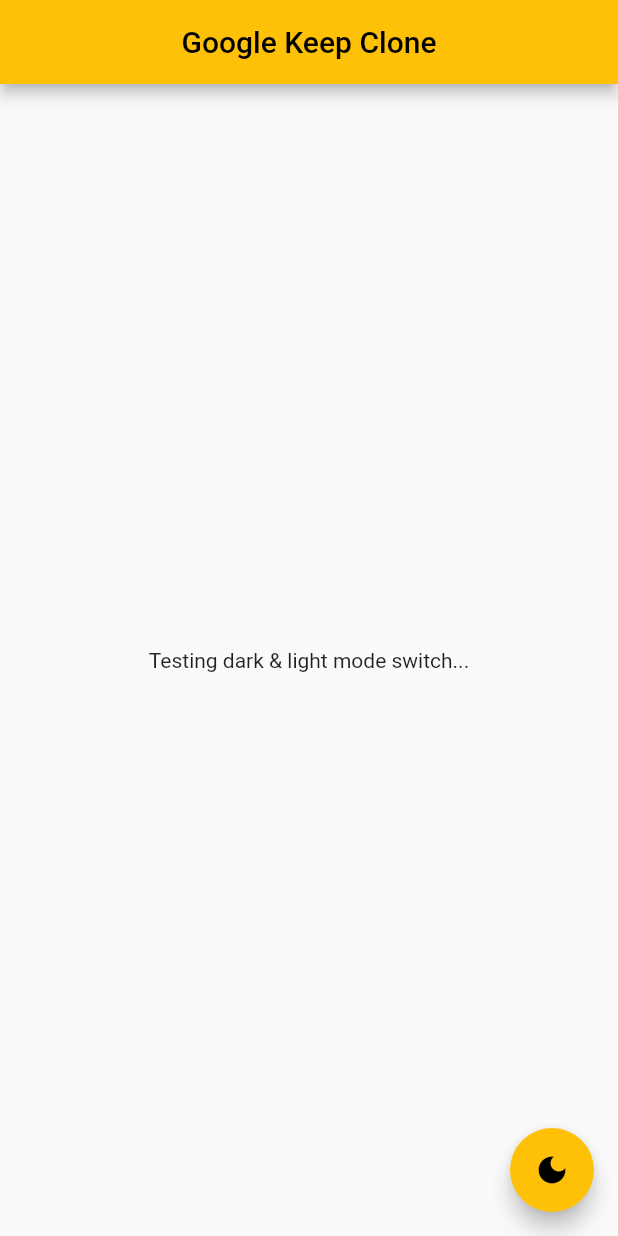
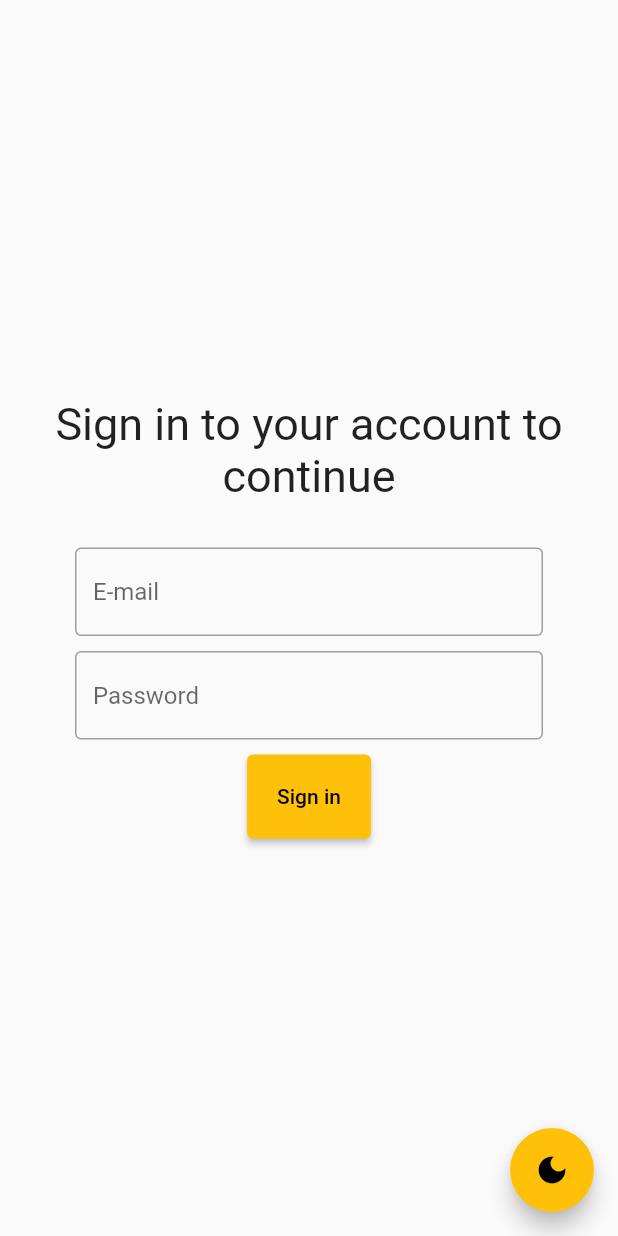
Before and after one commit to vanessahoamea/Google-Keep-Clone, a Flutter app: the screen it shows after launch, after a tap on the "light mode" icon, on a phone screen of 412 x 824 dp. Run offline on Flutter 3.47's test engine with Material 2 defaults, Android fonts, the phone set to English and light mode, and no system bars; missing offline and left inert: postgres.

Commit message:
login page

```diff
--- /dev/null
+++ b/lib/components/input_field.dart
@@ -0,0 +1,34 @@
+import "package:flutter/material.dart";
+
+class InputField extends StatelessWidget {
+  final TextEditingController controller;
+  final String hintText;
+  final bool obscureText;
+
+  const InputField({
+    super.key,
+    required this.controller,
+    required this.hintText,
+    required this.obscureText,
+  });
+
+  @override
+  Widget build(BuildContext context) {
+    return Padding(
+      padding: const EdgeInsets.fromLTRB(50, 0, 50, 10),
+      child: TextField(
+        controller: controller,
+        obscureText: obscureText,
+        decoration: InputDecoration(
+          enabledBorder: const OutlineInputBorder(
+            borderSide: BorderSide(color: Colors.grey),
+          ),
+          focusedBorder: const OutlineInputBorder(
+            borderSide: BorderSide(color: Colors.amber),
+          ),
+          hintText: hintText,
+        ),
+      ),
+    );
+  }
+}
--- /dev/null
+++ b/lib/components/main_button.dart
@@ -0,0 +1,26 @@
+import "package:flutter/material.dart";
+
+class MainButton extends StatelessWidget {
+  final String email;
+  final String password;
+
+  const MainButton({
+    super.key,
+    required this.email,
+    required this.password,
+  });
+
+  @override
+  Widget build(BuildContext context) {
+    return ElevatedButton(
+      onPressed: () async {
+        //
+      },
+      style: ElevatedButton.styleFrom(
+        backgroundColor: Colors.amber,
+        padding: const EdgeInsets.all(20),
+      ),
+      child: const Text("Sign in", style: TextStyle(color: Colors.black)),
+    );
+  }
+}
--- a/lib/main.dart
+++ b/lib/main.dart
@@ -1,4 +1,5 @@
 import "package:flutter/material.dart";
+import "pages/login.dart";
 
 void main() {
   runApp(const MyApp());
@@ -20,68 +21,9 @@ class MyApp extends StatelessWidget {
           theme: ThemeData(primarySwatch: Colors.amber),
           darkTheme: ThemeData.dark(),
           themeMode: currentMode,
-          home: const MyHomePage(title: "Google Keep Clone"),
+          home: const LoginPage(),
         );
       },
     );
   }
 }
-
-class MyHomePage extends StatefulWidget {
-  const MyHomePage({super.key, required this.title});
-
-  final String title;
-
-  @override
-  State<MyHomePage> createState() => _MyHomePageState();
-}
-
-class _MyHomePageState extends State<MyHomePage> {
-  var themeIcon = MyApp.themeNotifier.value == ThemeMode.dark
-      ? Icons.light_mode
-      : Icons.dark_mode;
-
-  void toggleThemeIcon(IconData icon) {
-    setState(() {
-      themeIcon = icon;
-    });
-  }
-
-  @override
-  Widget build(BuildContext context) {
-    return Scaffold(
-      appBar: AppBar(
-        title: Center(
-          child: Text(
-            widget.title,
-            style: const TextStyle(color: Colors.black),
-          ),
-        ),
-        backgroundColor: Colors.amber,
-      ),
-      body: Center(
-        child: Column(
-          mainAxisAlignment: MainAxisAlignment.center,
-          children: const <Widget>[
-            Text(
-              "Testing dark & light mode switch...",
-            ),
-          ],
-        ),
-      ),
-      floatingActionButton: FloatingActionButton(
-        onPressed: () {
-          if (MyApp.themeNotifier.value == ThemeMode.light) {
-            MyApp.themeNotifier.value = ThemeMode.dark;
-            toggleThemeIcon(Icons.light_mode);
-          } else {
-            MyApp.themeNotifier.value = ThemeMode.light;
-            toggleThemeIcon(Icons.dark_mode);
-          }
-        },
-        backgroundColor: Colors.amber,
-        child: Icon(themeIcon),
-      ),
-    );
-  }
-}
--- /dev/null
+++ b/lib/pages/login.dart
@@ -0,0 +1,84 @@
+import "package:flutter/material.dart";
+import "package:project/components/input_field.dart";
+import "package:project/components/main_button.dart";
+import "home.dart";
+import "../main.dart";
+
+class LoginPage extends StatefulWidget {
+  const LoginPage({super.key});
+
+  @override
+  State<LoginPage> createState() => _LoginPageState();
+}
+
+class _LoginPageState extends State<LoginPage> {
+  final emailController = TextEditingController();
+  final passwordController = TextEditingController();
+  var themeIcon = MyApp.themeNotifier.value == ThemeMode.dark
+      ? Icons.light_mode
+      : Icons.dark_mode;
+
+  void toggleThemeIcon(IconData icon) {
+    setState(() {
+      themeIcon = icon;
+    });
+  }
+
+  void redirect(BuildContext context) {
+    Navigator.push(
+        context,
+        MaterialPageRoute(
+            builder: (context) => const HomePage(title: "Google Keep Clone")));
+  }
+
+  @override
+  Widget build(BuildContext context) {
+    return Scaffold(
+      body: Column(
+        mainAxisAlignment: MainAxisAlignment.center,
+        children: <Widget>[
+          const Text(
+            "Sign in to your account to continue",
+            style: TextStyle(
+              fontSize: 30,
+            ),
+            textAlign: TextAlign.center,
+          ),
+
+          const SizedBox(height: 30),
+
+          // email and password fields
+          InputField(
+            controller: emailController,
+            hintText: "E-mail",
+            obscureText: false,
+          ),
+          InputField(
+            controller: passwordController,
+            hintText: "Password",
+            obscureText: true,
+          ),
+
+          // sign in button
+          MainButton(
+            email: emailController.text,
+            password: passwordController.text,
+          ),
+        ],
+      ),
+      floatingActionButton: FloatingActionButton(
+        onPressed: () {
+          if (MyApp.themeNotifier.value == ThemeMode.light) {
+            MyApp.themeNotifier.value = ThemeMode.dark;
+            toggleThemeIcon(Icons.light_mode);
+          } else {
+            MyApp.themeNotifier.value = ThemeMode.light;
+            toggleThemeIcon(Icons.dark_mode);
+          }
+        },
+        backgroundColor: Colors.amber,
+        child: Icon(themeIcon),
+      ),
+    );
+  }
+}
--- a/pubspec.yaml
+++ b/pubspec.yaml
@@ -35,6 +35,12 @@ dependencies:
   # The following adds the Cupertino Icons font to your application.
   # Use with the CupertinoIcons class for iOS style icons.
   cupertino_icons: ^1.0.2
+
+  # PostgreSQL database
+  postgres: ^2.1.1
+
+  # HTTP module for API requests
+  http: ^0.13.6
 
 dev_dependencies:
   flutter_test:
```
Also changed, not shown: lib/backend/database.dart (added, +30 -0 lines), lib/pages/home.dart (added, +65 -0 lines), pubspec.lock.
